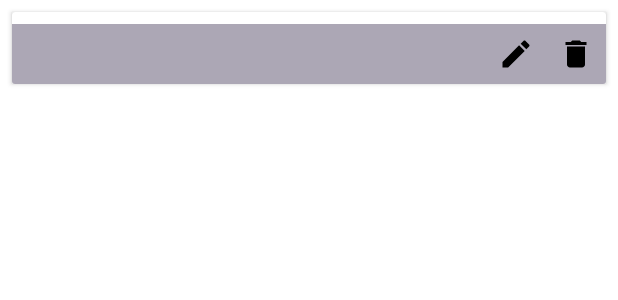
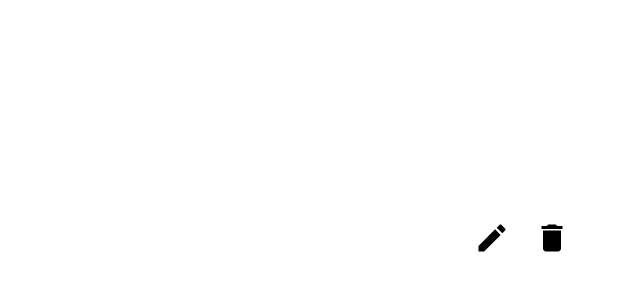
Before and after one commit to SenyaSenyaSenya/Salon, an Android app: the layout list_service.xml on its own in the app's theme, with its tools: preview values and no code run, on a phone screen of 412 x 824 dp. Shown: the top 300 px of the screen. Run offline under Robolectric (Android 15) with nearby library versions, the phone set to English and light mode, and no system bars.

Commit message:
Edit Service Screen

```diff
--- a/app/src/main/AndroidManifest.xml
+++ b/app/src/main/AndroidManifest.xml
@@ -13,6 +13,9 @@
         android:supportsRtl="true"
         android:theme="@style/Theme.Salon"
         tools:targetApi="31">
+        <activity
+            android:name=".admin.services.EditServiceActivity"
+            android:exported="false" />
         <activity
             android:name=".admin.DiscountActivity"
             android:exported="false" />
--- a/app/src/main/java/com/example/salon/notLoggedIn/SignUpActivity.kt
+++ b/app/src/main/java/com/example/salon/notLoggedIn/SignUpActivity.kt
@@ -12,7 +12,7 @@ import androidx.appcompat.app.AppCompatActivity
 import com.example.salon.R
 import com.example.salon.admin.ClientsActivity
 import com.example.salon.user.UserScreenActivity
-import com.example.salon.util.DatabaseHelper
+import com.example.salon.util.db.DatabaseHelper
 
 class SignUpActivity : AppCompatActivity() {
     private lateinit var emailEditText: EditText
--- a/app/src/main/java/com/example/salon/util/DatabaseHelper.kt
+++ b/app/src/main/java/com/example/salon/util/db/DatabaseHelper.kt
@@ -1,9 +1,10 @@
-package com.example.salon.util
+package com.example.salon.util.db
 
 import android.content.ContentValues
 import android.content.Context
 import android.database.sqlite.SQLiteDatabase
 import android.database.sqlite.SQLiteOpenHelper
+import com.example.salon.util.User
 
 class DatabaseHelper(context: Context) :
     SQLiteOpenHelper(context, DATABASE_NAME, null, DATABASE_VERSION) {
--- /dev/null
+++ b/app/src/main/res/drawable/icon_close.xml
@@ -0,0 +1,5 @@
+<vector android:height="24dp" android:tint="#000000"
+    android:viewportHeight="24" android:viewportWidth="24"
+    android:width="24dp" xmlns:android="http://schemas.android.com/apk/res/android">
+    <path android:fillColor="@android:color/white" android:pathData="M19,6.41L17.59,5 12,10.59 6.41,5 5,6.41 10.59,12 5,17.59 6.41,19 12,13.41 17.59,19 19,17.59 13.41,12z"/>
+</vector>
--- /dev/null
+++ b/app/src/main/res/drawable/icon_complete.xml
@@ -0,0 +1,5 @@
+<vector android:height="24dp" android:tint="#000000"
+    android:viewportHeight="24" android:viewportWidth="24"
+    android:width="24dp" xmlns:android="http://schemas.android.com/apk/res/android">
+    <path android:fillColor="@android:color/white" android:pathData="M9,16.17L4.83,12l-1.42,1.41L9,19 21,7l-1.41,-1.41z"/>
+</vector>
--- a/app/src/main/res/layout/list_service.xml
+++ b/app/src/main/res/layout/list_service.xml
@@ -1,47 +1,49 @@
 <androidx.cardview.widget.CardView xmlns:android="http://schemas.android.com/apk/res/android"
+    xmlns:app="http://schemas.android.com/apk/res-auto"
     android:layout_width="match_parent"
     android:layout_height="wrap_content"
-    android:background="#ACA7B5"
-    android:layout_margin="8dp">
+    android:layout_margin="8dp"
+    app:cardCornerRadius="8dp"
+    app:cardElevation="4dp">
 
-    <androidx.appcompat.widget.AppCompatTextView
+    <LinearLayout
+        android:layout_width="match_parent"
+        android:layout_height="wrap_content"
+        android:orientation="vertical"
+        android:padding="16dp">
+
+        <TextView
             android:id="@+id/serviceNameTextView"
             android:layout_width="match_parent"
             android:layout_height="wrap_content"
-        android:layout_margin="8dp"
             android:textSize="18sp"
-        android:background="#ACA7B5"
             android:textStyle="bold" />
 
-    <androidx.appcompat.widget.AppCompatTextView
+        <TextView
             android:id="@+id/serviceDescriptionTextView"
             android:layout_width="match_parent"
             android:layout_height="wrap_content"
-        android:layout_margin="8dp"
-        android:background="#ACA7B5"
+            android:layout_marginTop="8dp"
             android:textSize="14sp" />
 
-    <androidx.appcompat.widget.AppCompatTextView
+        <TextView
             android:id="@+id/serviceDurationTextView"
             android:layout_width="match_parent"
             android:layout_height="wrap_content"
-        android:layout_margin="8dp"
-        android:background="#ACA7B5"
+            android:layout_marginTop="8dp"
             android:textSize="14sp" />
 
-    <androidx.appcompat.widget.AppCompatTextView
+        <TextView
             android:id="@+id/servicePriceTextView"
             android:layout_width="match_parent"
             android:layout_height="wrap_content"
-        android:layout_margin="8dp"
-        android:background="#ACA7B5"
+            android:layout_marginTop="8dp"
             android:textSize="14sp" />
 
         <LinearLayout
             android:layout_width="match_parent"
             android:layout_height="wrap_content"
             android:layout_marginTop="8dp"
-        android:background="#ACA7B5"
             android:gravity="end">
 
             <ImageView
@@ -49,7 +51,8 @@
                 android:layout_width="wrap_content"
                 android:layout_height="wrap_content"
                 android:src="@drawable/icon_edit"
-            android:padding="8dp" />
+                android:padding="8dp"
+                android:clickable="true" />
 
             <ImageView
                 android:id="@+id/deleteServiceImageView"
@@ -59,5 +62,6 @@
                 android:padding="8dp" />
 
         </LinearLayout>
+    </LinearLayout>
 
 </androidx.cardview.widget.CardView>
```
Also changed, not shown: app/src/main/java/com/example/salon/admin/services/EditServiceActivity.kt (added, +71 -0 lines), app/src/main/java/com/example/salon/admin/services/ServActivity.kt (+11 -17 lines), app/src/main/java/com/example/salon/admin/services/ServiceAdapter.kt (+42 -10 lines), app/src/main/java/com/example/salon/util/db/DatabaseServiceHelper.kt (added, +42 -0 lines), app/src/main/res/layout/activity_edit_service.xml (added, +58 -0 lines), app/src/main/res/menu/menu_edit_service.xml (added, +9 -0 lines). Lines whose indentation alone changed are shown as unchanged.
